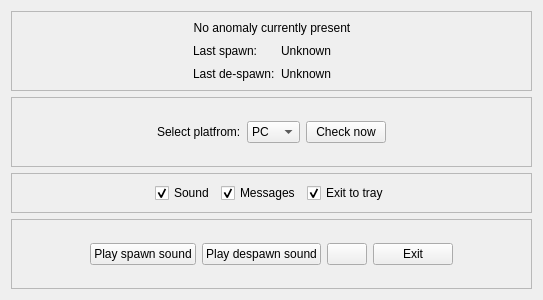
First picture: the form in ui/tracker_ui.ui, repository Kanjirito/wf-sentient-tracker, before the edit.
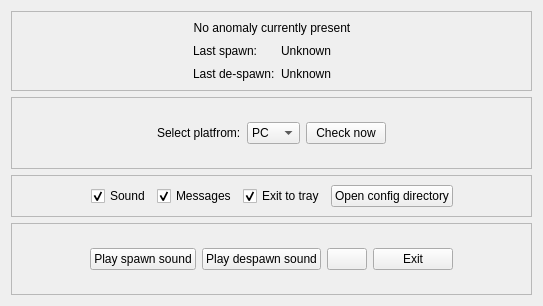
Second picture: the form after the edit.

Commit message: file directory fix, qthread fix, open config path button

What changed in the file:
```diff
--- a/ui/tracker_ui.ui
+++ b/ui/tracker_ui.ui
@@ -7,7 +7,7 @@
     <x>0</x>
     <y>0</y>
     <width>543</width>
-    <height>300</height>
+    <height>306</height>
    </rect>
   </property>
   <property name="windowTitle">
@@ -246,6 +246,13 @@
         </property>
        </widget>
       </item>
+      <item>
+       <widget class="QPushButton" name="DirectoryButton">
+        <property name="text">
+         <string>Open config directory</string>
+        </property>
+       </widget>
+      </item>
       <item>
        <spacer name="horizontalSpacer_2">
         <property name="orientation">
```
The commit also changes 3 other files.
